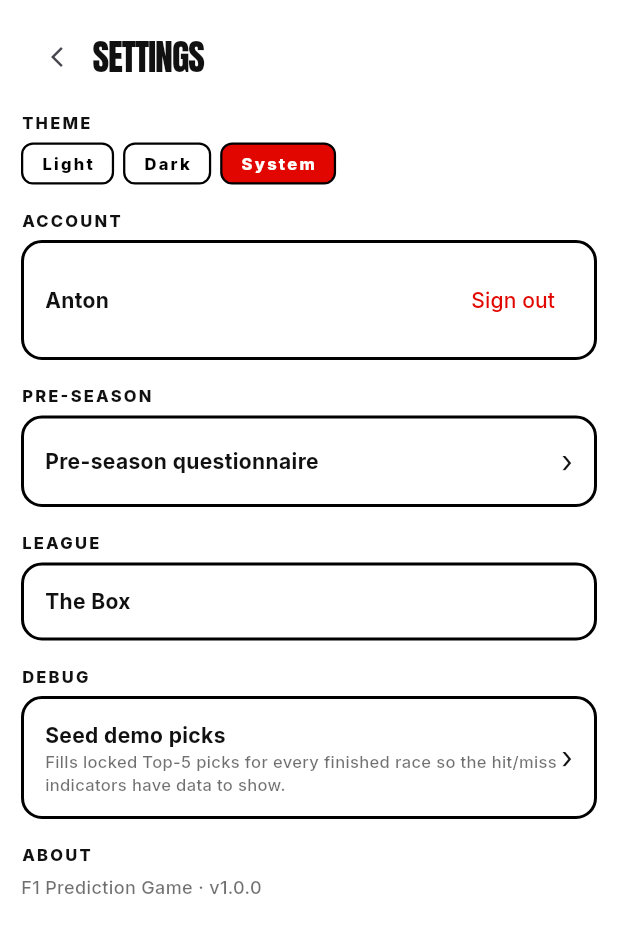
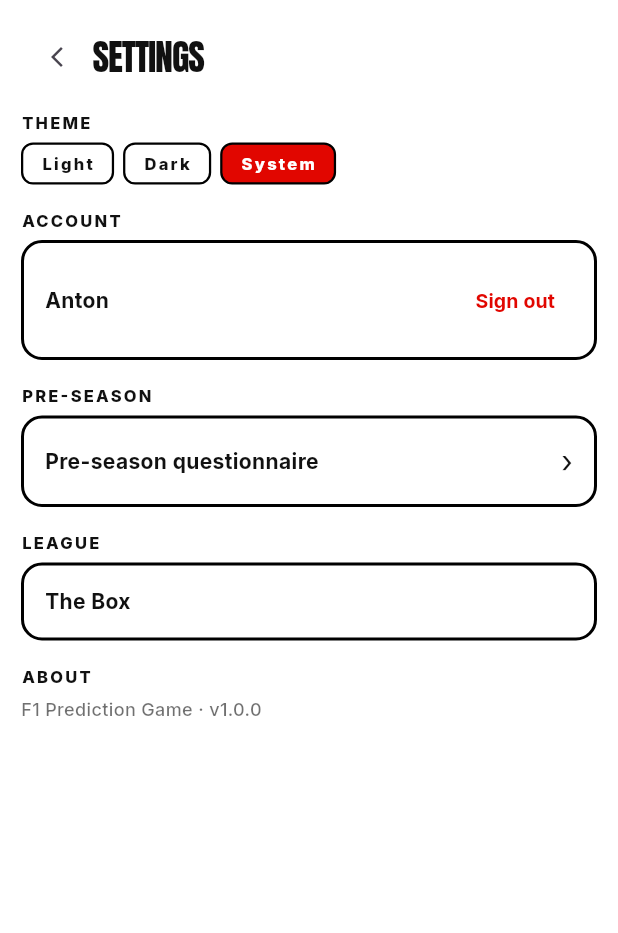
Before and after one commit to SirAntonySir/F1predictiongame, a Flutter app: the SettingsScreen screen opened by its route, on a phone screen of 412 x 824 dp. Shown: the top 933 px of the screen. Run offline on Flutter 3.47's test engine with Material 3 defaults, Android fonts, the phone set to English and light mode, and no system bars; our stand-ins replace go_router, google_fonts, package_info_plus, shared_preferences; accounts and stored records are empty.

Commit message:
fix(settings): theme-aware borders + drop debug seeder
- Replace every hard-coded Colors.black on a border with
  t.strokeColor so the Account / Pre-season / League / Theme-toggle
  boxes read correctly in dark mode (was invisible-on-black before)
- Theme-toggle inactive label uses t.colorScheme.onSurface instead
  of hard-coded black
- Sign out is now a red accent text button (the only call-to-action
  on the page that warrants the accent)
- Remove the debug "Seed demo picks" entry — no longer needed now
  that the app talks to a real backend with real results

Co-Authored-By: Claude Opus 4.7 (1M context) <noreply@anthropic.com>

```diff
--- a/lib/screens/settings_screen.dart
+++ b/lib/screens/settings_screen.dart
@@ -1,64 +1,14 @@
 // ignore_for_file: deprecated_member_use
 import 'package:flutter/material.dart';
 import 'package:go_router/go_router.dart';
-import '../api/models/session.dart';
 import '../state/app_state.dart';
+import '../theme/app_theme.dart';
 import '../theme/colors.dart';
 import '../theme/tokens.dart';
 import '../theme/typography.dart';
 
 class SettingsScreen extends StatelessWidget {
   const SettingsScreen({super.key});
-
-  Future<void> _seedDemoPicks(BuildContext context) async {
-    final scope = AppState.of(context);
-    final userId = scope.auth.currentUserId;
-    if (userId == null) return;
-    final events = await scope.api.events();
-    int seededSessions = 0;
-    for (final e in events) {
-      final race = e.sessions.firstWhere(
-        (s) => s.type == SessionType.race && s.status == SessionStatus.finished,
-        orElse: () => Session(
-          id: -1,
-          type: SessionType.race,
-          scheduledStart: DateTime.fromMillisecondsSinceEpoch(0),
-          scheduledEnd: DateTime.fromMillisecondsSinceEpoch(0),
-          status: SessionStatus.scheduled,
-        ),
-      );
-      if (race.id < 0) continue;
-      final existing =
-          scope.predictions.picksFor(userId: userId, sessionId: race.id);
-      if (existing.isNotEmpty) continue;
-      try {
-        final result = await scope.api.sessionResults(race.id);
-        if (result.length < 5) continue;
-        final sorted = [...result]
-          ..sort((a, b) => a.position.compareTo(b.position));
-        // Half-correct picks: P1 + P3 exact; P2/P4/P5 deliberately swapped.
-        final picks = [
-          sorted[0].driverCode,
-          sorted[2].driverCode, // wrong-slot, in top-5
-          sorted[1].driverCode, // wrong-slot, in top-5
-          sorted[4].driverCode, // wrong-slot, in top-5
-          sorted[3].driverCode, // wrong-slot, in top-5
-        ];
-        await scope.predictions
-            .save(userId: userId, sessionId: race.id, picks: picks);
-        await scope.predictions
-            .lock(userId: userId, sessionId: race.id);
-        seededSessions++;
-      } catch (_) {
-        // skip sessions without published results
-      }
-    }
-    if (context.mounted) {
-      ScaffoldMessenger.of(context).showSnackBar(
-        SnackBar(content: Text('Seeded picks for $seededSessions race(s)')),
-      );
-    }
-  }
 
   @override
   Widget build(BuildContext context) {
@@ -75,7 +25,10 @@ class SettingsScreen extends StatelessWidget {
           padding: const EdgeInsets.all(Spacing.lg),
           children: [
             Row(children: [
-              IconButton(onPressed: () => context.pop(), icon: const Icon(Icons.arrow_back_ios_new, size: 16)),
+              IconButton(
+                onPressed: () => context.pop(),
+                icon: const Icon(Icons.arrow_back_ios_new, size: 16),
+              ),
               Text('Settings'.toUpperCase(), style: AppText.display(24)),
             ]),
             const SizedBox(height: Spacing.lg),
@@ -84,20 +37,28 @@ class SettingsScreen extends StatelessWidget {
             ListenableBuilder(
               listenable: scope.theme,
               builder: (_, __) => Row(children: [
-                _opt(context, 'Light', ThemeMode.light, scope.theme.mode),
-                _opt(context, 'Dark', ThemeMode.dark, scope.theme.mode),
-                _opt(context, 'System', ThemeMode.system, scope.theme.mode),
+                _opt(context, t, 'Light', ThemeMode.light, scope.theme.mode),
+                _opt(context, t, 'Dark', ThemeMode.dark, scope.theme.mode),
+                _opt(context, t, 'System', ThemeMode.system, scope.theme.mode),
               ]),
             ),
             const SizedBox(height: Spacing.xl),
             Text('ACCOUNT', style: AppText.label(11)),
             const SizedBox(height: Spacing.sm),
-            Container(
-              padding: const EdgeInsets.all(Spacing.lg),
-              decoration: BoxDecoration(border: Border.all(color: Colors.black, width: 2), borderRadius: const BorderRadius.all(Radius.circular(14))),
+            _boxed(
+              t,
               child: Row(children: [
-                Expanded(child: Text(currentName, style: AppText.body(14, weight: FontWeight.w700))),
-                TextButton(onPressed: () => scope.auth.logout(), child: const Text('Sign out')),
+                Expanded(
+                  child: Text(currentName,
+                      style: AppText.body(14, weight: FontWeight.w700)),
+                ),
+                TextButton(
+                  onPressed: () => scope.auth.logout(),
+                  child: Text('Sign out',
+                      style: AppText.body(13,
+                          weight: FontWeight.w700,
+                          color: BrandColors.accent)),
+                ),
               ]),
             ),
             const SizedBox(height: Spacing.xl),
@@ -106,86 +67,66 @@ class SettingsScreen extends StatelessWidget {
             InkWell(
               onTap: () => context.push('/preseason'),
               borderRadius: const BorderRadius.all(Radius.circular(14)),
-              child: Container(
-                padding: const EdgeInsets.all(Spacing.lg),
-                decoration: BoxDecoration(
-                  border: Border.all(color: Colors.black, width: 2),
-                  borderRadius: const BorderRadius.all(Radius.circular(14)),
-                ),
+              child: _boxed(
+                t,
                 child: Row(children: [
                   Expanded(
                     child: Text('Pre-season questionnaire',
                         style: AppText.body(14, weight: FontWeight.w700)),
                   ),
-                  const Text('›', style: TextStyle(fontSize: 20)),
+                  Text('›',
+                      style: TextStyle(
+                          fontSize: 20, color: t.colorScheme.onSurface)),
                 ]),
               ),
             ),
             const SizedBox(height: Spacing.xl),
             Text('LEAGUE', style: AppText.label(11)),
             const SizedBox(height: Spacing.sm),
-            Container(
-              padding: const EdgeInsets.all(Spacing.lg),
-              decoration: BoxDecoration(border: Border.all(color: Colors.black, width: 2), borderRadius: const BorderRadius.all(Radius.circular(14))),
-              child: Text(scope.league.league.name, style: AppText.body(14, weight: FontWeight.w700)),
-            ),
-            const SizedBox(height: Spacing.xl),
-            Text('DEBUG', style: AppText.label(11)),
-            const SizedBox(height: Spacing.sm),
-            InkWell(
-              onTap: () => _seedDemoPicks(context),
-              borderRadius: const BorderRadius.all(Radius.circular(14)),
-              child: Container(
-                padding: const EdgeInsets.all(Spacing.lg),
-                decoration: BoxDecoration(
-                  border: Border.all(color: Colors.black, width: 2),
-                  borderRadius: const BorderRadius.all(Radius.circular(14)),
-                ),
-                child: Row(children: [
-                  Expanded(
-                    child: Column(
-                      crossAxisAlignment: CrossAxisAlignment.start,
-                      mainAxisSize: MainAxisSize.min,
-                      children: [
-                        Text('Seed demo picks',
-                            style: AppText.body(14, weight: FontWeight.w700)),
-                        Text(
-                          'Fills locked Top-5 picks for every finished race so the hit/miss indicators have data to show.',
-                          style: AppText.body(11,
-                              color:
-                                  t.colorScheme.onSurface.withOpacity(0.6)),
-                        ),
-                      ],
-                    ),
-                  ),
-                  const Text('›', style: TextStyle(fontSize: 20)),
-                ]),
-              ),
+            _boxed(
+              t,
+              child: Text(scope.league.league.name,
+                  style: AppText.body(14, weight: FontWeight.w700)),
             ),
             const SizedBox(height: Spacing.xl),
             Text('ABOUT', style: AppText.label(11)),
             const SizedBox(height: Spacing.sm),
-            Text('F1 Prediction Game · v1.0.0', style: AppText.body(12, color: t.colorScheme.onSurface.withOpacity(0.6))),
+            Text('F1 Prediction Game · v1.0.0',
+                style: AppText.body(12,
+                    color: t.colorScheme.onSurface.withOpacity(0.6))),
           ],
         ),
       ),
     );
   }
 
-  Widget _opt(BuildContext context, String label, ThemeMode m, ThemeMode current) {
+  Widget _boxed(ThemeData t, {required Widget child}) => Container(
+        padding: const EdgeInsets.all(Spacing.lg),
+        decoration: BoxDecoration(
+          border: Border.all(color: t.strokeColor, width: 2),
+          borderRadius: const BorderRadius.all(Radius.circular(14)),
+        ),
+        child: child,
+      );
+
+  Widget _opt(BuildContext context, ThemeData t, String label, ThemeMode m,
+      ThemeMode current) {
     final on = m == current;
     return Padding(
       padding: const EdgeInsets.only(right: 6),
       child: GestureDetector(
         onTap: () => AppState.of(context).theme.setMode(m),
         child: Container(
-          padding: const EdgeInsets.symmetric(horizontal: Spacing.md, vertical: 7),
+          padding: const EdgeInsets.symmetric(
+              horizontal: Spacing.md, vertical: 7),
           decoration: BoxDecoration(
             color: on ? BrandColors.accent : null,
-            border: Border.all(color: Colors.black, width: 1.5),
+            border: Border.all(color: t.strokeColor, width: 1.5),
             borderRadius: const BorderRadius.all(Radius.circular(8)),
           ),
-          child: Text(label, style: AppText.label(11, color: on ? Colors.white : Colors.black)),
+          child: Text(label,
+              style: AppText.label(11,
+                  color: on ? Colors.white : t.colorScheme.onSurface)),
         ),
       ),
     );
```
